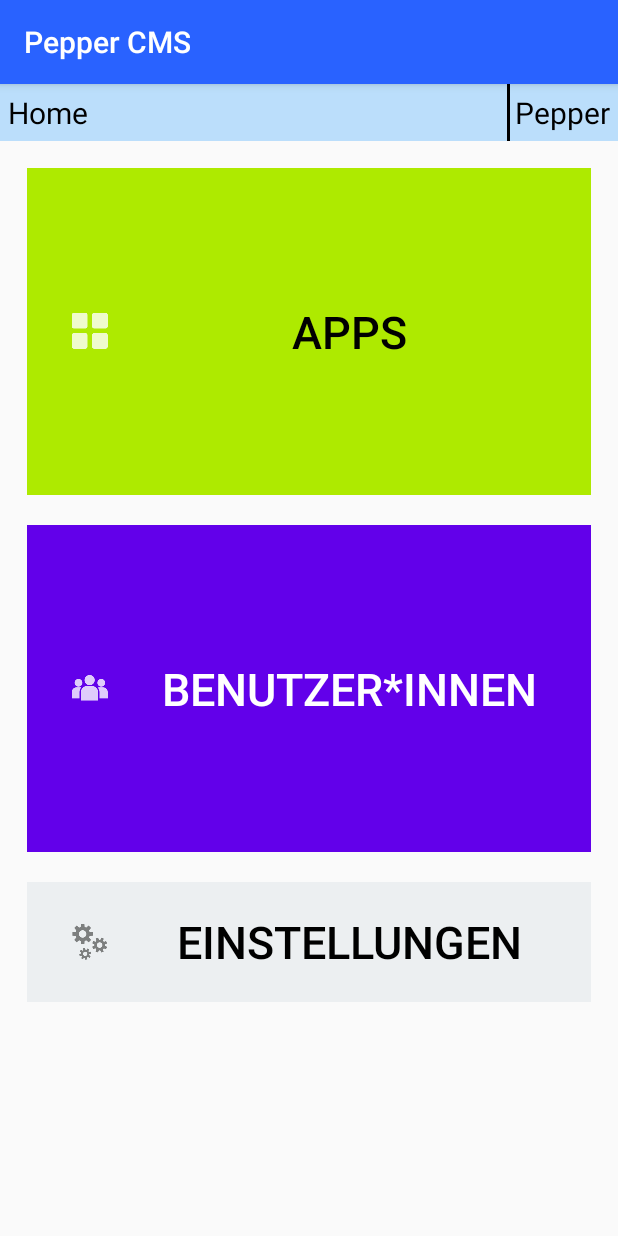
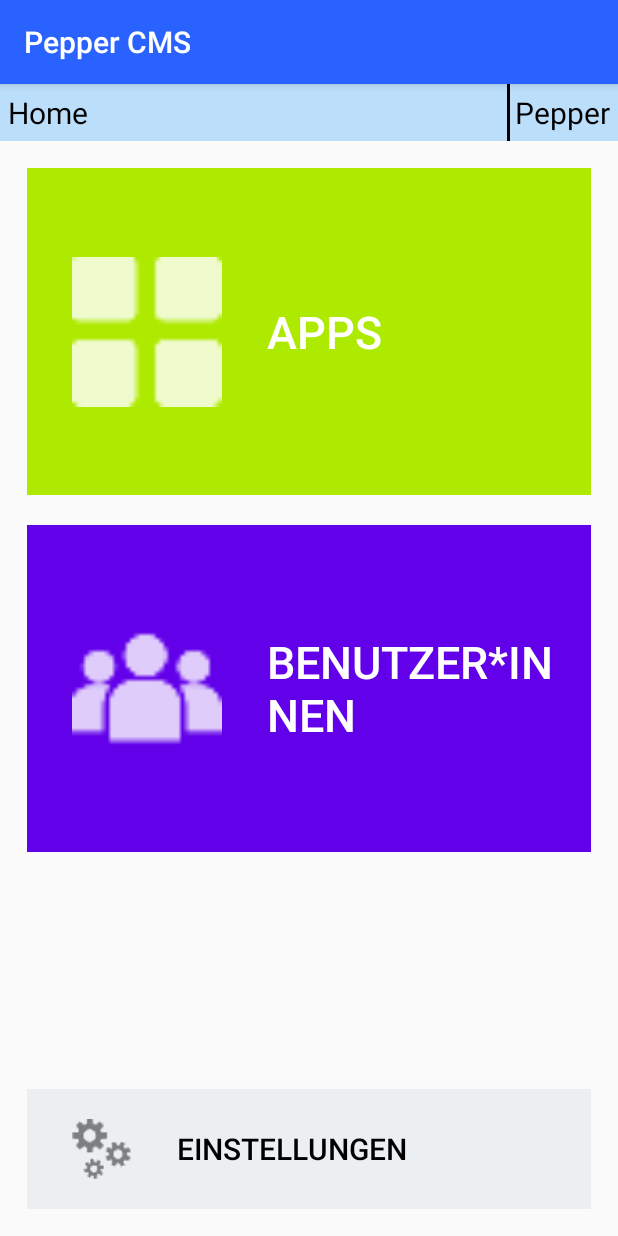
Before and after one commit to hanneseilers/pepper-cms, an Android app: the fragment FragmentOverview shown on its own in the app's theme, on a phone screen of 412 x 824 dp. Run offline under Robolectric (Android 15) with nearby library versions, the phone set to English and light mode, and no system bars.

Commit message:
Updated layout

```diff
--- /dev/null
+++ b/app/src/main/java/de/fhkiel/pepper/cms/widget/BigImagePaneButton.java
@@ -0,0 +1,27 @@
+package de.fhkiel.pepper.cms.widget;
+
+import android.content.Context;
+import android.util.AttributeSet;
+import android.view.LayoutInflater;
+import android.widget.LinearLayout;
+
+import de.fhkiel.pepper.cms.R;
+
+public class BigImagePaneButton extends LinearLayout {
+
+    public BigImagePaneButton(Context context){
+        super(context);
+        initalizeViews(context);
+    }
+
+    public BigImagePaneButton(Context context, AttributeSet attrs, int defStyle){
+        super(context, attrs, defStyle);
+        initalizeViews(context);
+    }
+
+    private void initalizeViews(Context context){
+        LayoutInflater inflater = (LayoutInflater) context
+                .getSystemService(Context.LAYOUT_INFLATER_SERVICE);
+        inflater.inflate(R.layout.big_image_button_layout, this);
+    }
+}
--- a/app/src/main/res/layout/fragment_overview.xml
+++ b/app/src/main/res/layout/fragment_overview.xml
@@ -4,7 +4,7 @@
     xmlns:tools="http://schemas.android.com/tools"
     android:layout_width="match_parent"
     android:layout_height="match_parent"
-    tools:context=".FragmentOverview" >
+    tools:context=".FragmentOverview">
 
     <TextView
         android:id="@+id/txtOvervieHeader"
@@ -38,33 +38,56 @@
         app:layout_constraintStart_toStartOf="parent"
         app:layout_constraintTop_toBottomOf="@+id/txtOvervieHeader">
 
-        <LinearLayout style="@style/LinearHorizontalButtonPaneLayout">
+        <LinearLayout style="@style/LinearLayout_Horizontal_ButtonPane">
 
-            <Button
+            <LinearLayout
                 android:id="@+id/btnApps"
-                style="@style/ButtonPrimary1"
-                android:drawableStart="@drawable/icon_apps"
-                android:text="@string/btnOverviewApps" />
+                style="@style/Linearlayout_ButtonPrimary1">
+
+                <ImageView
+                    style="@style/ButtonImage"
+                    android:src="@drawable/icon_apps" />
+
+                <Button
+                    style="@style/ButtonPaneBaseLight"
+                    android:text="@string/btnOverviewApps" />
+            </LinearLayout>
 
         </LinearLayout>
 
-        <LinearLayout style="@style/LinearHorizontalButtonPaneLayout">
+        <LinearLayout style="@style/LinearLayout_Horizontal_ButtonPane">
 
-            <Button
+            <LinearLayout
                 android:id="@+id/btnUsers"
-                style="@style/ButtonPrimary2"
-                android:drawableStart="@drawable/icon_users"
-                android:text="@string/btnOverviewUsers" />
+                style="@style/Linearlayout_ButtonPrimary2">
+
+                <ImageView
+                    style="@style/ButtonImage"
+                    android:src="@drawable/icon_users" />
+
+                <Button
+                    style="@style/ButtonPaneBaseLight"
+                    android:text="@string/btnOverviewUsers" />
+            </LinearLayout>
 
         </LinearLayout>
 
-        <LinearLayout style="@style/LinearHorizontalButtonPaneLayout">
+        <LinearLayout
+            style="@style/LinearLayout_Horizontal_ButtonPane"
+            android:gravity="bottom">
 
-            <Button
+            <LinearLayout
                 android:id="@+id/btnSettings"
-                style="@style/ButtonControl"
-                android:drawableStart="@drawable/icon_settings_dark"
-                android:text="@string/btnOverviewSettings" />
+                style="@style/Linearlayout_ButtonControl">
+
+                <ImageView
+                    style="@style/ButtonImageSmall"
+                    android:src="@drawable/icon_settings_dark" />
+
+                <Button
+                    style="@style/ButtonPaneControl"
+                    android:text="@string/btnOverviewSettings" />
+            </LinearLayout>
 
         </LinearLayout>
     </LinearLayout>
--- a/app/src/main/res/values/colors.xml
+++ b/app/src/main/res/values/colors.xml
@@ -8,21 +8,15 @@
     <color name="colorSecondaryDark">#8aacc8</color>
     <color name="colorSecondaryAccent">#000000</color>
 
+    <color name="textDark">#000000</color>
+    <color name="textLight">#ffffff</color>
+
     <color name="colorButtonDefault">#4dd0e1</color>
 
     <color name="colorButtonPrimary1">#aeea00</color>
-    <color name="colorButtonPrimary1Accent">#000000</color>
-
     <color name="colorButtonPrimary2">#6200ea</color>
-    <color name="colorButtonPrimary2Accent">#ffffff</color>
-
     <color name="colorButtonDanger">#dd2c00</color>
-    <color name="colorButtonDangerAccent">#000000</color>
-
     <color name="colorButtonConfirm">#00c853</color>
-    <color name="colorButtonConfirmAccent">#000000</color>
-
     <color name="colorButtonControl">#eceff1</color>
-    <color name="colorButtonControlAccent">#000000</color>
 
 </resources>
--- a/app/src/main/res/values/styles.xml
+++ b/app/src/main/res/values/styles.xml
@@ -1,56 +1,95 @@
 <resources>
     <!-- Base application theme. -->
     <style name="AppTheme" parent="Theme.AppCompat.Light.DarkActionBar">
-        <!-- Customize your theme here. -->
         <item name="colorPrimary">@color/colorPrimary</item>
         <item name="colorPrimaryDark">@color/colorPrimaryDark</item>
         <item name="colorAccent">@color/colorPrimaryAccent</item>
     </style>
 
-    <style name="LinearHorizontalButtonPaneLayout">
+
+    <!--  Button Pane Layouts -->
+
+    <style name="LinearLayout_Horizontal_ButtonPane">
         <item name="android:layout_width">match_parent</item>
         <item name="android:layout_height">match_parent</item>
         <item name="android:orientation">horizontal</item>
         <item name="android:layout_weight">1</item>
     </style>
 
-    <style name="ButtonPaneLayoutButtonBase" parent="Widget.AppCompat.Button.Borderless">
+    <style name="ButtonPaneBase" parent="Widget.AppCompat.Button.Borderless">
         <item name="android:layout_width">match_parent</item>
         <item name="android:layout_height">match_parent</item>
         <item name="android:layout_weight">1</item>
         <item name="android:paddingStart">30dp</item>
         <item name="android:text">@string/placeholder_button_text</item>
         <item name="android:textSize">30dp</item>
-        <item name="android:layout_margin">10dp</item>
-        <item name="android:background">@color/colorButtonDefault</item>
+        <item name="android:textAlignment">textStart</item>
+        <item name="android:textColor">@color/textDark</item>
     </style>
 
-    <style name="ButtonPrimary1" parent="ButtonPaneLayoutButtonBase">
-        <item name="android:background">@color/colorButtonPrimary1</item>
-        <item name="android:textColor">@color/colorButtonPrimary1Accent</item>
+    <style name="ButtonPaneBaseLight" parent="ButtonPaneBase">
+        <item name="android:textColor">@color/textLight</item>
     </style>
 
-    <style name="ButtonPrimary2" parent="ButtonPaneLayoutButtonBase">
-        <item name="android:background">@color/colorButtonPrimary2</item>
-        <item name="android:textColor">@color/colorButtonPrimary2Accent</item>
+    <style name="Linearlayout_ButtonBase">
+        <item name="android:layout_width">match_parent</item>
+        <item name="android:layout_height">match_parent</item>
+        <item name="android:gravity">center_vertical</item>
+        <item name="android:orientation">horizontal</item>
+        <item name="android:padding">10dp</item>
+        <item name="android:paddingStart">30dp</item>
+        <item name="android:layout_margin">10dp</item>
     </style>
 
-    <style name="ButtonDanger" parent="ButtonPaneLayoutButtonBase">
-        <item name="android:background">@color/colorButtonDanger</item>
-        <item name="android:textColor">@color/colorButtonDangerAccent</item>
+    <style name="ButtonImage">
+        <item name="android:layout_width">200dp</item>
+        <item name="android:layout_height">match_parent</item>
+        <item name="android:layout_weight">1</item>
     </style>
 
-    <style name="ButtonConfirm" parent="ButtonPaneLayoutButtonBase">
-        <item name="android:background">@color/colorButtonConfirm</item>
-        <item name="android:textColor">@color/colorButtonConfirmAccent</item>
+    <style name="ButtonImageSmall" parent="ButtonImage">
+        <item name="android:layout_width">80dp</item>
     </style>
 
-    <style name="ButtonControl" parent="ButtonPaneLayoutButtonBase">
+
+
+    <!-- Primary Button 1 -->
+    <style name="Linearlayout_ButtonPrimary1" parent="Linearlayout_ButtonBase">
+        <item name="android:background">@color/colorButtonPrimary1</item>
+    </style>
+
+
+    <!-- Primary Button 2 -->
+    <style name="Linearlayout_ButtonPrimary2" parent="Linearlayout_ButtonBase">
+        <item name="android:background">@color/colorButtonPrimary2</item>
+    </style>
+
+
+    <!-- Danger Button -->
+    <style name="Linearlayout_ButtonDanger" parent="Linearlayout_ButtonBase">
+        <item name="android:background">@color/colorButtonDanger</item>
+    </style>
+
+
+    <!-- Confirm Button -->
+    <style name="Linearlayout_ButtonConfirm" parent="Linearlayout_ButtonBase">
+        <item name="android:background">@color/colorButtonConfirm</item>
+    </style>
+
+
+    <!-- Control Button -->
+    <style name="Linearlayout_ButtonControl" parent="Linearlayout_ButtonBase">
         <item name="android:background">@color/colorButtonControl</item>
-        <item name="android:textColor">@color/colorButtonControlAccent</item>
         <item name="android:layout_height">80dp</item>
     </style>
 
+    <style name="ButtonPaneControl" parent="ButtonPaneBase">
+        <item name="android:textSize">20dp</item>
+    </style>
+
+
+
+    <!-- Page Header -->
     <style name="HeaderStyle">
         <item name="android:background">@color/colorSecondary</item>
         <item name="android:textColor">@color/colorSecondaryAccent</item>
```
